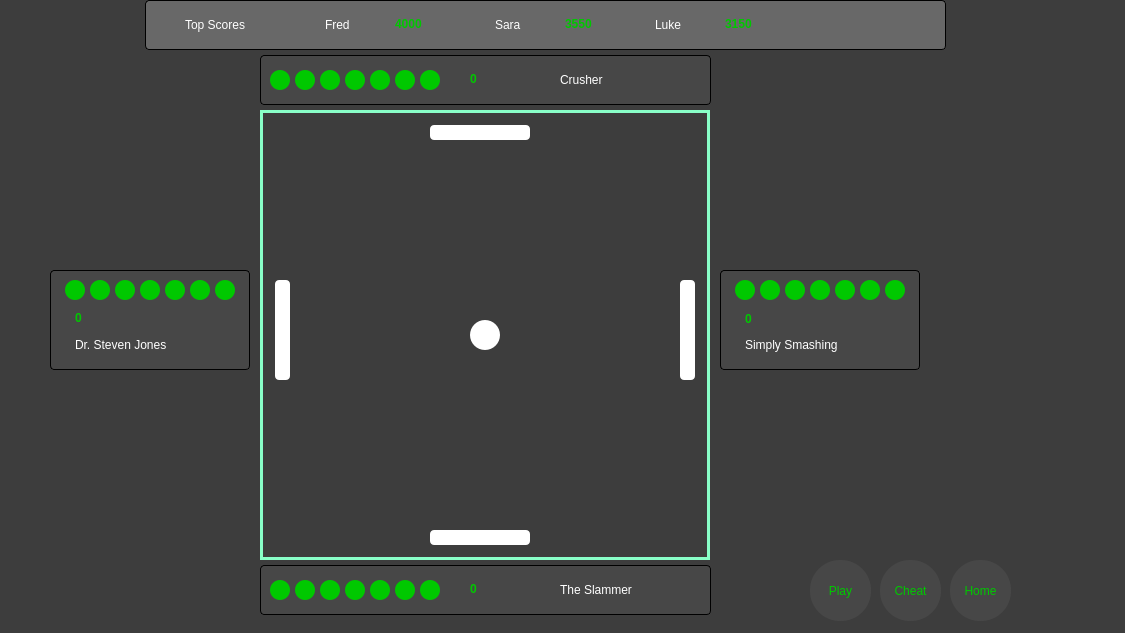
Qt form Good/all-4-pong/ingame.ui (twetm967/all-4-pong) before a commit.
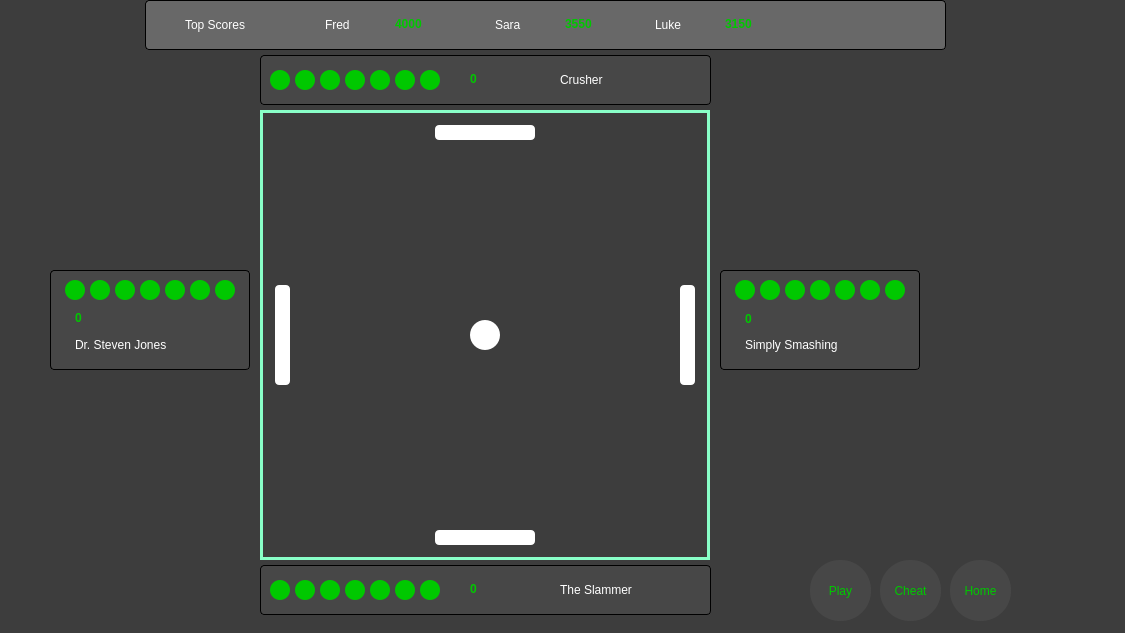
The same form after that commit. Icons and pictures are not drawn. Custom widgets are drawn as their Qt base class.

```diff
--- a/Good/all-4-pong/ingame.ui
+++ b/Good/all-4-pong/ingame.ui
@@ -595,7 +595,7 @@
    <widget class="GameLabel" name="lblPaddleBottom">
     <property name="geometry">
      <rect>
-      <x>170</x>
+      <x>175</x>
       <y>420</y>
       <width>100</width>
       <height>15</height>
@@ -631,7 +631,7 @@
     <property name="geometry">
      <rect>
       <x>15</x>
-      <y>170</y>
+      <y>175</y>
       <width>15</width>
       <height>100</height>
      </rect>
@@ -666,7 +666,7 @@
     <property name="geometry">
      <rect>
       <x>420</x>
-      <y>170</y>
+      <y>175</y>
       <width>15</width>
       <height>100</height>
      </rect>
@@ -700,7 +700,7 @@
    <widget class="GameLabel" name="lblPaddleTop">
     <property name="geometry">
      <rect>
-      <x>170</x>
+      <x>175</x>
       <y>15</y>
       <width>100</width>
       <height>15</height>
@@ -1374,10 +1374,10 @@
   <widget class="QLabel" name="lblPlayDeclaration">
    <property name="geometry">
     <rect>
-     <x>340</x>
-     <y>360</y>
-     <width>291</width>
-     <height>31</height>
+     <x>365</x>
+     <y>400</y>
+     <width>231</width>
+     <height>40</height>
     </rect>
    </property>
    <property name="font">
```
Left out of the diff: 47 changed lines with no effect on the pictures.
